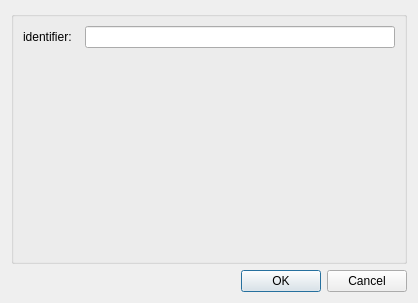
Tehsurfer/mapclientplugins.imagebasedfiducialmarkers, file mapclientplugins/imagebasedfiducialmarkersstep/qt/configuredialog.ui: the form before one commit.
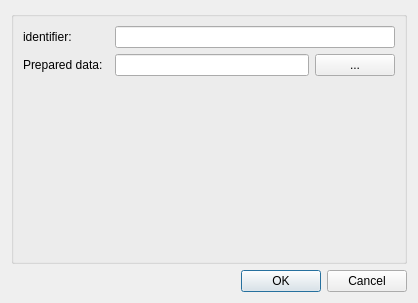
The form after the commit.

Commit message: Have a prepared data file loaded through the configuration.

Patch:
```diff
--- a/mapclientplugins/imagebasedfiducialmarkersstep/qt/configuredialog.ui
+++ b/mapclientplugins/imagebasedfiducialmarkersstep/qt/configuredialog.ui
@@ -19,10 +19,10 @@
      <property name="title">
       <string/>
      </property>
-     <layout class="QFormLayout" name="formLayout">
-      <property name="fieldGrowthPolicy">
-       <enum>QFormLayout::AllNonFixedFieldsGrow</enum>
-      </property>
+     <layout class="QGridLayout" name="gridLayout">
+      <item row="0" column="1" colspan="2">
+       <widget class="QLineEdit" name="identifier_lineEdit"/>
+      </item>
       <item row="0" column="0">
        <widget class="QLabel" name="identifier_label">
         <property name="text">
@@ -30,8 +30,35 @@
         </property>
        </widget>
       </item>
-      <item row="0" column="1">
-       <widget class="QLineEdit" name="identifier_lineEdit"/>
+      <item row="4" column="1">
+       <spacer name="verticalSpacer">
+        <property name="orientation">
+         <enum>Qt::Vertical</enum>
+        </property>
+        <property name="sizeHint" stdset="0">
+         <size>
+          <width>20</width>
+          <height>40</height>
+         </size>
+        </property>
+       </spacer>
+      </item>
+      <item row="1" column="1">
+       <widget class="QLineEdit" name="preparedData_lineEdit"/>
+      </item>
+      <item row="1" column="0">
+       <widget class="QLabel" name="preparedData_label">
+        <property name="text">
+         <string>Prepared data:  </string>
+        </property>
+       </widget>
+      </item>
+      <item row="1" column="2">
+       <widget class="QPushButton" name="preparedData_pushButton">
+        <property name="text">
+         <string>...</string>
+        </property>
+       </widget>
       </item>
      </layout>
     </widget>
```
The commit also changes 6 other files.
